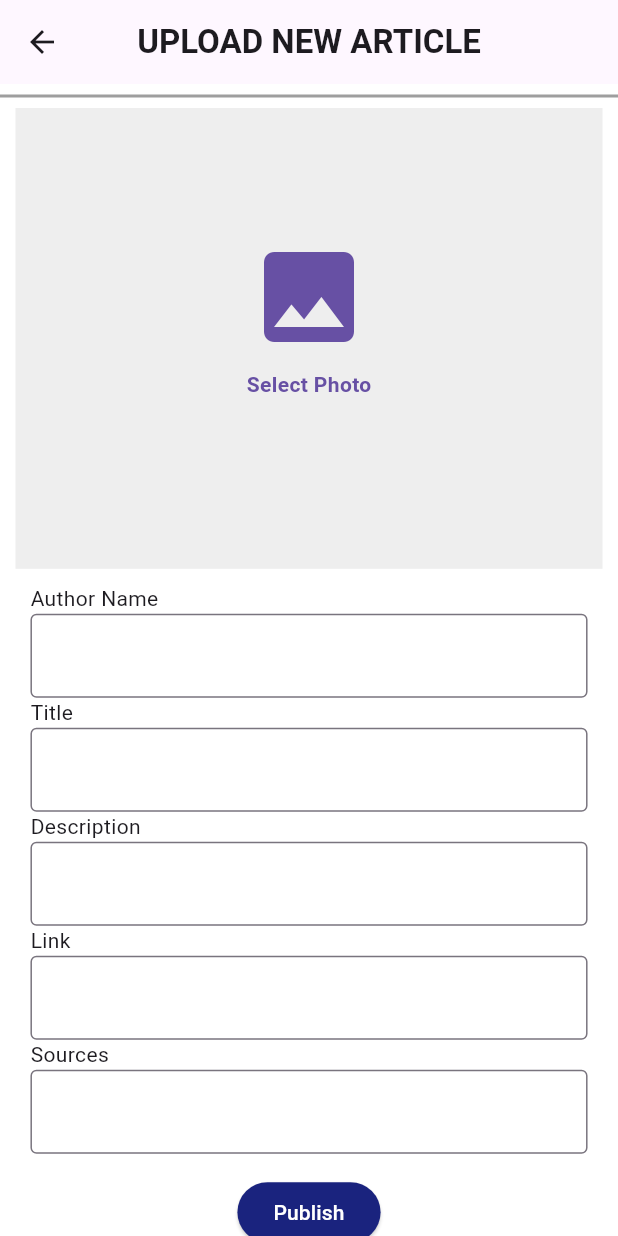
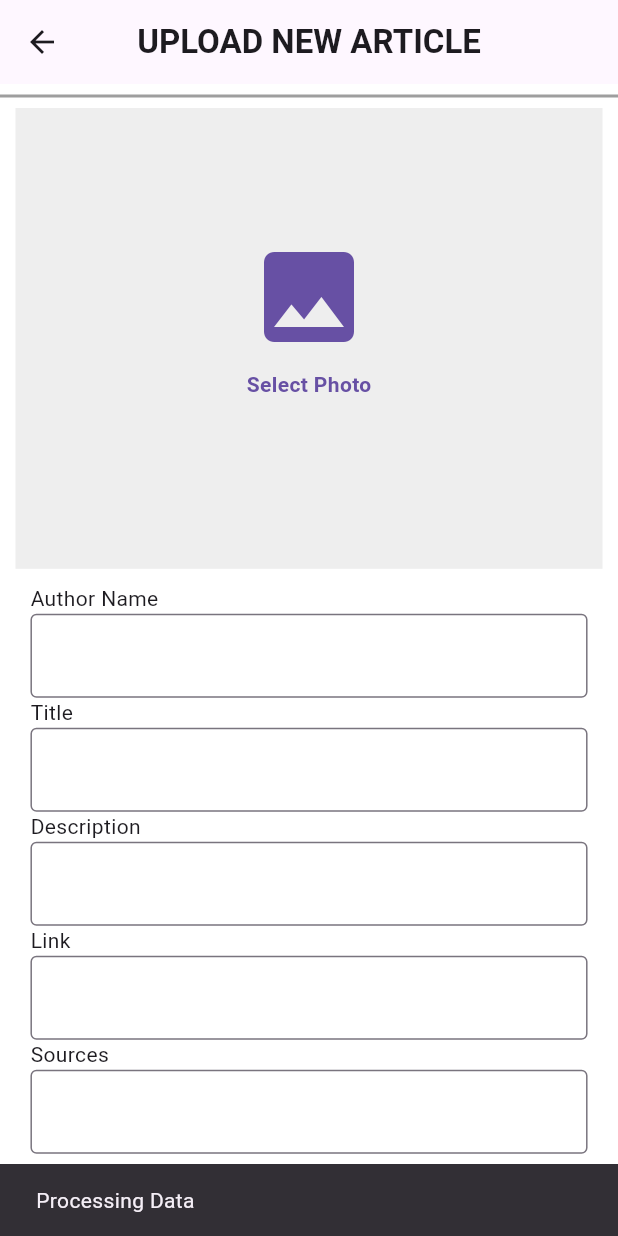
Before and after one commit to Marium22222/Poly-Forensic, a Flutter app: the BlogsAdminScreen screen opened directly, after a tap on "Publish", on a phone screen of 412 x 824 dp. Run offline on Flutter 3.47's test engine with Material 3 defaults, Android fonts, the phone set to English and light mode, and no system bars; our stand-ins replace carousel_slider, cloud_firestore, firebase_auth, firebase_core, firebase_storage, flutter_image_compress and 7 more; missing offline and left inert: dart:ffi, flutter_tflite; accounts and stored records are empty; network calls fail.

Commit message:
final changes - nida

```diff
--- a/lib/Dialogs/trial.dart
+++ b/lib/Dialogs/trial.dart
@@ -370,15 +370,18 @@ class _TrialState extends State<Trial> {
                                         fontSize: 15,
                                         fontWeight: FontWeight.bold,
                                       ),
+
                                     ),
                                     // SizedBox(
                                     //   height: 10,
                                     // ),
                                     Card(
+                                      color: Colors.white,
                                       child: TextField(
                                         controller: _notes,
                                         decoration: InputDecoration(
-                                            border: OutlineInputBorder()),
+                                            border: OutlineInputBorder(),
+                                        ),
                                       ),
                                     ),
                                     Row(
@@ -452,6 +455,7 @@ class _TrialState extends State<Trial> {
                                       });
                                     }
                                   },
+                                  backgroundColor: Colors.grey[50],
                                   child: Text("Save"))
                             ],
                           )
--- a/lib/Screens/BlogsAdmin.dart
+++ b/lib/Screens/BlogsAdmin.dart
@@ -24,11 +24,15 @@ class _BlogsAdminScreenState extends State<BlogsAdminScreen> {
   void saveFunc() {
     print(FirebaseFirestore.instance.collection("awareness").count());
   }
+
+  late bool statusUpload;
   @override
   void initState() {
     // TODO: implement initState
-    imageUrl=null;
+    imageUrl = null;
+    statusUpload = false;
   }
+
   @override
   Widget build(BuildContext context) {
     return Scaffold(
@@ -40,7 +44,8 @@ class _BlogsAdminScreenState extends State<BlogsAdminScreen> {
         ),
         centerTitle: true,
       ),
-      body: LayoutBuilder(
+      body: statusUpload == false
+          ? LayoutBuilder(
               builder: (context, constraints) {
                 return SingleChildScrollView(
                   child: Column(
@@ -113,34 +118,48 @@ class _BlogsAdminScreenState extends State<BlogsAdminScreen> {
                               mainAxisAlignment: MainAxisAlignment.spaceAround,
                               children: [
                                 ElevatedButton(
-                              onPressed: () async{
-                                final ref = storage.FirebaseStorage.instance.ref()
+                                  onPressed: () async {
+                                    if (statusUpload==false) {
+                                      ScaffoldMessenger.of(context).showSnackBar(
+                                        SnackBar(content: Text('Processing Data')),
+                                      );
+                                    }
+                                    final ref = storage.FirebaseStorage.instance
+                                        .ref()
                                         .child('images')
-                                    .child('${DateTime.now().toIso8601String() + p.basename(Picked!)}');
+                                        .child(
+                                            '${DateTime.now().toIso8601String() + p.basename(Picked!)}');
 
-                                final result = await ref.putFile(File(Picked!));
-                                final fileUrl = await result.ref.getDownloadURL();
-                                imageUrl=fileUrl;
+                                    final result =
+                                        await ref.putFile(File(Picked!));
+                                    final fileUrl =
+                                        await result.ref.getDownloadURL();
+                                    imageUrl = fileUrl;
                                     Map<String, dynamic> dataToAdd = {
                                       "Title": title.text,
                                       "Author": author.text,
                                       "Image": imageUrl,
                                       "Description": description.text,
                                       "Sources": sources.text,
-                                  "Link":Link.text
+                                      "Link": Link.text
                                     };
 
                                     FirebaseFirestore.instance
-                                    .collection("awareness").doc(DateTime.timestamp().toString()).set(dataToAdd);
+                                        .collection("awareness")
+                                        .doc(DateTime.timestamp().toString())
+                                        .set(dataToAdd);
 
-                                Picked="";
-                                imageUrl=null;
+                                    setState(() {
+                                      statusUpload = true;
+                                    });
+                                    Picked = "";
+                                    imageUrl = null;
+
                                   },
                                   child: Text("Publish"),
                                   style: ElevatedButton.styleFrom(
                                       backgroundColor: Colors.indigo[900],
-                              foregroundColor: Colors.white
-                            ),
+                                      foregroundColor: Colors.white),
                                 )
                               ],
                             )
@@ -151,6 +170,18 @@ class _BlogsAdminScreenState extends State<BlogsAdminScreen> {
                   ),
                 );
               },
+            )
+          : Center(
+              child: Text(
+                "BLOG UPLOADED!",
+                style: TextStyle(
+                    fontWeight: FontWeight.bold,
+                    fontSize: 20,
+                    fontFamily: "Times New Roman",
+                    shadows: [
+                      Shadow(color: Colors.black, offset: Offset(1, 1))
+                    ]),
+              ),
             ),
     );
   }
--- a/lib/Screens/breakfast.dart
+++ b/lib/Screens/breakfast.dart
@@ -14,6 +14,7 @@ class _BreakfastPlansState extends State<BreakfastPlans> {
   @override
   Widget build(BuildContext context) {
     return Scaffold(
+      backgroundColor: Colors.white,
       body: SafeArea(
         child: SingleChildScrollView(
           child: Padding(
--- a/lib/Screens/dashboard.dart
+++ b/lib/Screens/dashboard.dart
@@ -756,7 +756,7 @@ class _DashboardState extends State<Dashboard> {
                         documentSnapshot.data() as Map<String, dynamic>;
 
                         if (data['status'] == 'pending') {
-                          return Text("");
+                          return SizedBox.shrink();
                         }
                         return GestureDetector(
                           onTap: () {
--- a/lib/Screens/dinner.dart
+++ b/lib/Screens/dinner.dart
@@ -14,6 +14,7 @@ class _BreakfastPlansState extends State<DinnerPlans> {
   @override
   Widget build(BuildContext context) {
     return Scaffold(
+      backgroundColor: Colors.white,
       body: SafeArea(
         child: SingleChildScrollView(
           child: Padding(
--- a/lib/Screens/lunch.dart
+++ b/lib/Screens/lunch.dart
@@ -14,6 +14,7 @@ class _BreakfastPlansState extends State<LunchPlans> {
   @override
   Widget build(BuildContext context) {
     return Scaffold(
+      backgroundColor: Colors.white,
       body: SafeArea(
         child: SingleChildScrollView(
           child: Padding(
--- a/lib/Screens/marium screens/AdminDashboard.dart
+++ b/lib/Screens/marium screens/AdminDashboard.dart
@@ -15,7 +15,9 @@ class _AdminDashboardState extends State<AdminDashboard> {
   @override
   Widget build(BuildContext context) {
     return Scaffold(
+      backgroundColor: Colors.white,
       appBar: AppBar(
+        backgroundColor: Colors.white,
         title: Text("Admin Dashboard"),
       ),
       body: ListView(
--- a/lib/Screens/marium screens/Approval_userStories.dart
+++ b/lib/Screens/marium screens/Approval_userStories.dart
@@ -14,7 +14,9 @@ class _ApprovalUserStoryState extends State<ApprovalUserStory> {
   @override
   Widget build(BuildContext context) {
     return Scaffold(
+      backgroundColor: Colors.white,
       appBar: AppBar(
+        backgroundColor: Colors.white,
           title:
           Text("Approval User Story")),
       body:  StreamBuilder<QuerySnapshot<Map<String, dynamic>>>(
--- a/lib/Screens/marium screens/Awareness_opening.dart
+++ b/lib/Screens/marium screens/Awareness_opening.dart
@@ -14,6 +14,7 @@ class _AwarenessOpeningState extends State<AwarenessOpening> {
   @override
   Widget build(BuildContext context) {
     return Scaffold(
+      backgroundColor: Colors.white,
       appBar: AppBar(
         title: Text("PCOS Blogs"),
         centerTitle: true,
--- a/lib/Screens/marium screens/yogaScreen.dart
+++ b/lib/Screens/marium screens/yogaScreen.dart
@@ -14,6 +14,7 @@ class _YogaScreenState extends State<YogaScreen> {
     return Scaffold(
       backgroundColor: Colors.white,
       appBar: AppBar(
+        backgroundColor: Colors.white,
         title:Text(widget.data['Text'],style: TextStyle(
             fontSize: 22,
             color: Colors.black,
--- a/lib/Screens/snacks.dart
+++ b/lib/Screens/snacks.dart
@@ -14,6 +14,7 @@ class _BreakfastPlansState extends State<SnackPlans> {
   @override
   Widget build(BuildContext context) {
     return Scaffold(
+      backgroundColor: Colors.white,
       body: SafeArea(
         child: SingleChildScrollView(
           child: Padding(
```
Also changed, not shown: lib/Screens/ShareExperience.dart (+11 -7 lines). Lines whose indentation alone changed are shown as unchanged.
